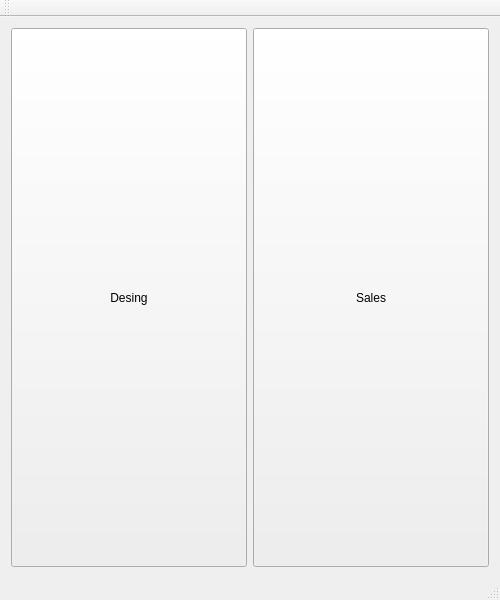
First picture: the form in Algorithm_project/mainwindow.ui, repository ma7899/uni-algorithm-project, before the edit.
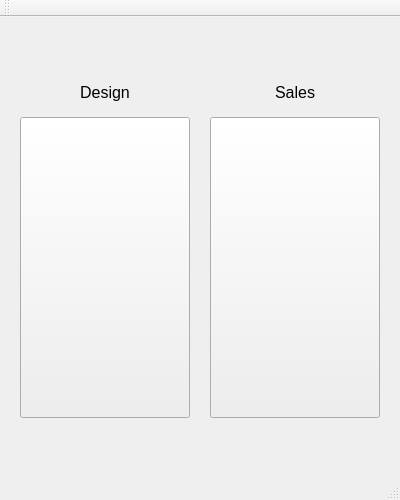
Second picture: the form after the edit. Icons and pictures are not drawn.

The edit to the form file:
```diff
--- a/Algorithm_project/mainwindow.ui
+++ b/Algorithm_project/mainwindow.ui
@@ -6,14 +6,26 @@
    <rect>
     <x>0</x>
     <y>0</y>
-    <width>500</width>
-    <height>600</height>
+    <width>400</width>
+    <height>500</height>
    </rect>
   </property>
+  <property name="sizePolicy">
+   <sizepolicy hsizetype="Fixed" vsizetype="Fixed">
+    <horstretch>0</horstretch>
+    <verstretch>0</verstretch>
+   </sizepolicy>
+  </property>
+  <property name="minimumSize">
+   <size>
+    <width>400</width>
+    <height>500</height>
+   </size>
+  </property>
   <property name="maximumSize">
    <size>
-    <width>500</width>
-    <height>600</height>
+    <width>400</width>
+    <height>500</height>
    </size>
   </property>
   <property name="windowTitle">
@@ -26,9 +38,15 @@
    <property name="autoFillBackground">
     <bool>false</bool>
    </property>
-   <layout class="QHBoxLayout" name="horizontalLayout">
-    <item>
      <widget class="QPushButton" name="Desing_but">
+    <property name="geometry">
+     <rect>
+      <x>20</x>
+      <y>100</y>
+      <width>170</width>
+      <height>301</height>
+     </rect>
+    </property>
       <property name="sizePolicy">
        <sizepolicy hsizetype="Minimum" vsizetype="Preferred">
         <horstretch>0</horstretch>
@@ -45,12 +63,18 @@
        <string notr="true"/>
       </property>
       <property name="text">
-       <string>Desing</string>
-      </property>
-     </widget>
-    </item>
-    <item>
+     <string/>
+    </property>
+   </widget>
      <widget class="QPushButton" name="pushButton_5">
+    <property name="geometry">
+     <rect>
+      <x>210</x>
+      <y>100</y>
+      <width>170</width>
+      <height>301</height>
+     </rect>
+    </property>
       <property name="sizePolicy">
        <sizepolicy hsizetype="Minimum" vsizetype="Preferred">
         <horstretch>0</horstretch>
@@ -61,16 +85,57 @@
        <bool>true</bool>
       </property>
       <property name="styleSheet">
-       <string notr="true">background-image: url(:/Images/Images/carpet.jpg);</string>
+     <string notr="true"/>
+    </property>
+    <property name="text">
+     <string/>
+    </property>
+   </widget>
+   <widget class="QLabel" name="label">
+    <property name="geometry">
+     <rect>
+      <x>210</x>
+      <y>50</y>
+      <width>170</width>
+      <height>50</height>
+     </rect>
+    </property>
+    <property name="font">
+     <font>
+      <pointsize>12</pointsize>
+      <italic>false</italic>
+     </font>
       </property>
       <property name="text">
        <string>Sales</string>
       </property>
-     </widget>
-    </item>
-   </layout>
-   <zorder>pushButton_5</zorder>
-   <zorder>Desing_but</zorder>
+    <property name="alignment">
+     <set>Qt::AlignCenter</set>
+    </property>
+   </widget>
+   <widget class="QLabel" name="label_2">
+    <property name="geometry">
+     <rect>
+      <x>20</x>
+      <y>50</y>
+      <width>170</width>
+      <height>50</height>
+     </rect>
+    </property>
+    <property name="font">
+     <font>
+      <pointsize>12</pointsize>
+      <weight>50</weight>
+      <bold>false</bold>
+     </font>
+    </property>
+    <property name="text">
+     <string>Design</string>
+    </property>
+    <property name="alignment">
+     <set>Qt::AlignCenter</set>
+    </property>
+   </widget>
   </widget>
   <widget class="QMenuBar" name="menuBar">
    <property name="geometry">
```
Left out of the diff: 2 changed lines with no effect on the pictures. Lines whose indentation alone changed are shown as unchanged.
